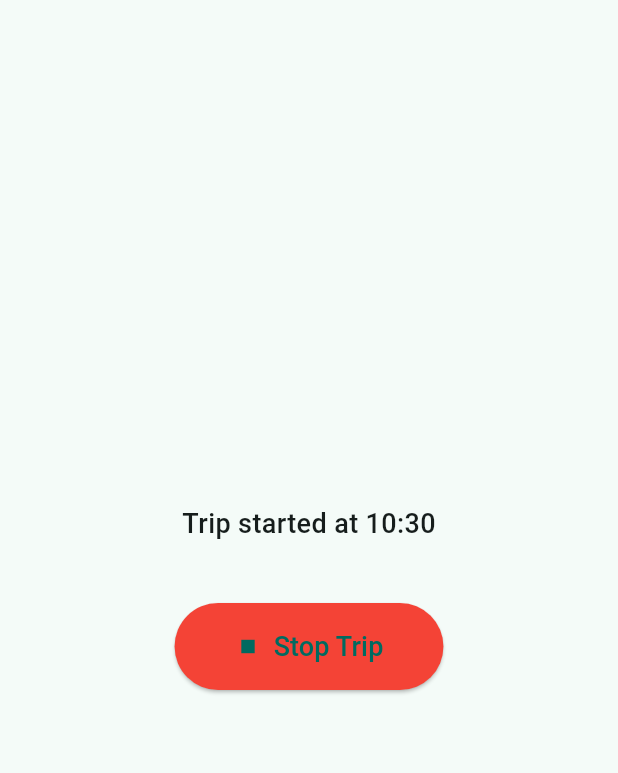
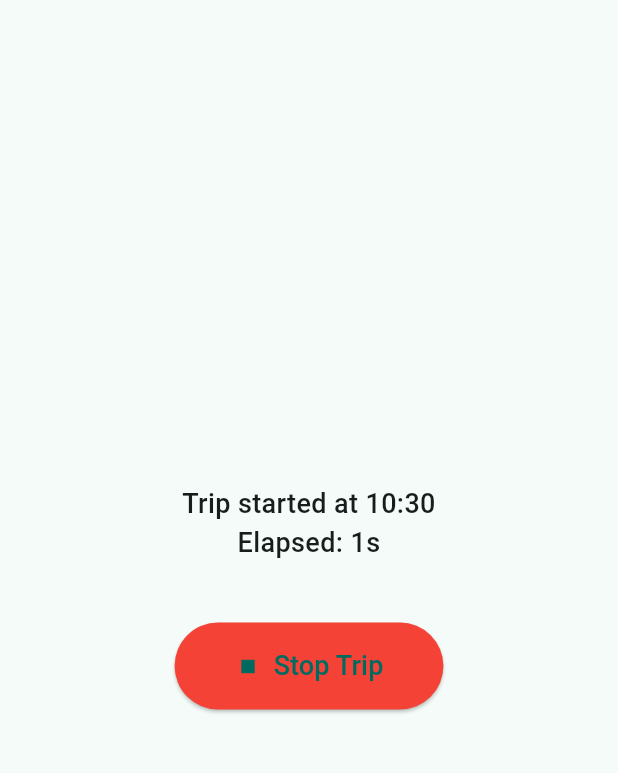
Before and after one commit to amsibert-fmms/mileage-tracker, a Flutter app: the screen it shows after launch, after a tap on "Start Trip", on a phone screen of 412 x 824 dp, the part 63-836 px from its top. Run offline on Flutter 3.47's test engine with Material 3 defaults, Android fonts, the phone set to English and light mode, and no system bars.

Commit message:
Add live trip duration updates to home screen

```diff
--- a/lib/main.dart
+++ b/lib/main.dart
@@ -1,3 +1,5 @@
+import 'dart:async';
+
 import 'package:flutter/material.dart';
 
 void main() => runApp(const MileageTrackerApp());
@@ -28,33 +30,76 @@ class HomeScreen extends StatefulWidget {
 class _HomeScreenState extends State<HomeScreen> {
   bool tripActive = false;
   DateTime? startTime;
-  String status = "No trip in progress";
+  Duration elapsed = Duration.zero;
+  Timer? _timer;
+  String? lastTripSummary;
 
   void toggleTrip() {
-    setState(() {
-      if (!tripActive) {
-        startTime = DateTime.now();
-        status = "Trip started at ${startTime!.hour}:${startTime!.minute.toString().padLeft(2, '0')}";
-      } else {
-        final stopTime = DateTime.now();
-        final duration = stopTime.difference(startTime!);
-        status =
-            "Trip stopped at ${stopTime.hour}:${stopTime.minute.toString().padLeft(2, '0')} "
-            "(${duration.inMinutes} min)";
-      }
-      tripActive = !tripActive;
-    });
+    if (!tripActive) {
+      final now = DateTime.now();
+      _timer?.cancel();
+      setState(() {
+        tripActive = true;
+        startTime = now;
+        elapsed = Duration.zero;
+        lastTripSummary = null;
+      });
+      _timer = Timer.periodic(const Duration(seconds: 1), (_) {
+        if (!mounted || startTime == null) return;
+        setState(() {
+          elapsed = DateTime.now().difference(startTime!);
+        });
+      });
+    } else {
+      final stopTime = DateTime.now();
+      final duration = stopTime.difference(startTime!);
+      _timer?.cancel();
+      setState(() {
+        tripActive = false;
+        elapsed = duration;
+        startTime = null;
+        lastTripSummary =
+            "Trip stopped at ${_formatTime(stopTime)} (${_formatDuration(duration)})";
+      });
+    }
+  }
+
+  @override
+  void dispose() {
+    _timer?.cancel();
+    super.dispose();
+  }
+
+  String _formatTime(DateTime time) {
+    final hours = time.hour.toString().padLeft(2, '0');
+    final minutes = time.minute.toString().padLeft(2, '0');
+    return '$hours:$minutes';
+  }
+
+  String _formatDuration(Duration duration) {
+    final hours = duration.inHours;
+    final minutes = duration.inMinutes.remainder(60);
+    final seconds = duration.inSeconds.remainder(60);
+    final hoursLabel = hours > 0 ? '${hours}h ' : '';
+    final minutesLabel = minutes > 0 || hours > 0 ? '${minutes}m ' : '';
+    final secondsLabel = '${seconds}s';
+    return '$hoursLabel$minutesLabel$secondsLabel'.trim();
   }
 
   @override
   Widget build(BuildContext context) {
+    final statusText = tripActive
+        ? 'Trip started at ${_formatTime(startTime!)}\nElapsed: ${_formatDuration(elapsed)}'
+        : lastTripSummary ?? 'No trip in progress';
+
     return Scaffold(
       appBar: AppBar(title: const Text('Mileage Tracker')),
       body: Center(
         child: Column(
           mainAxisAlignment: MainAxisAlignment.center,
           children: [
-            Text(status,
+            Text(statusText,
+                textAlign: TextAlign.center,
                 style: const TextStyle(fontSize: 18, fontWeight: FontWeight.w500)),
             const SizedBox(height: 40),
             ElevatedButton.icon(
```
